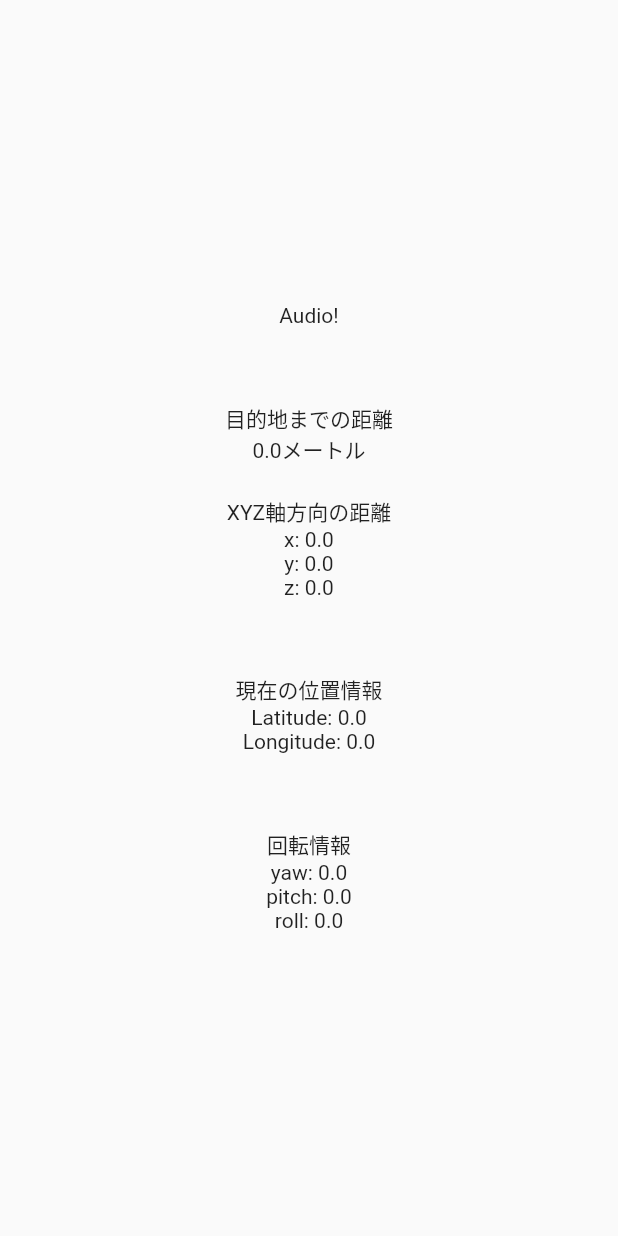
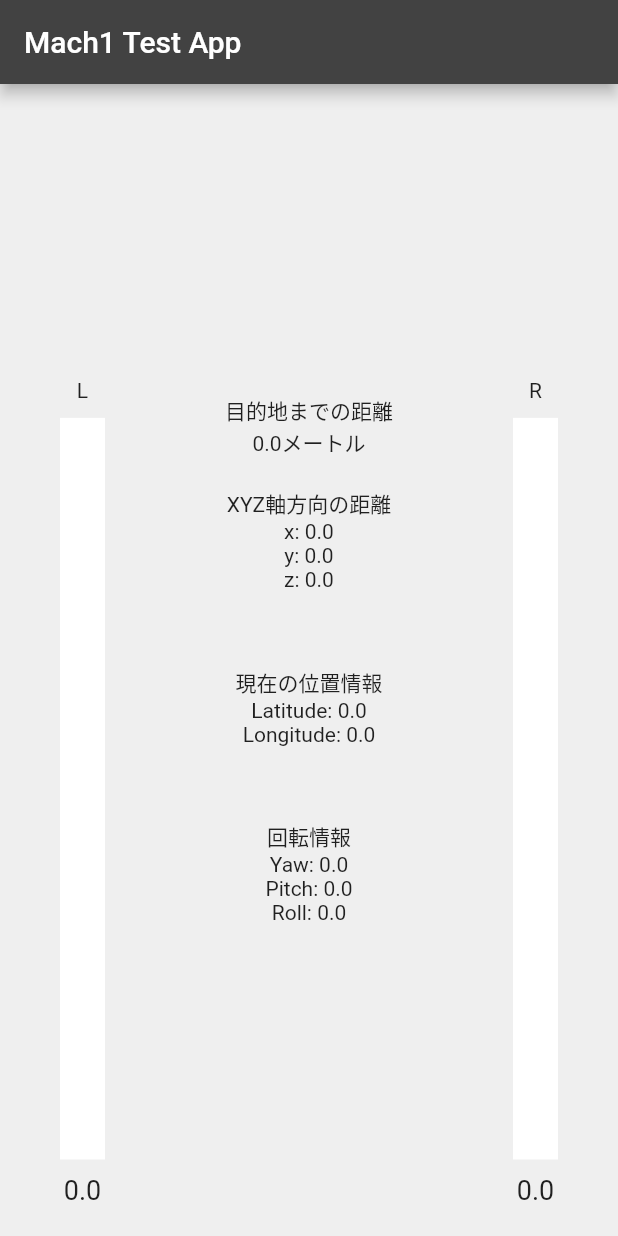
Before and after one commit to shin-shin-01/mach1_spatial_api, a Flutter app: the screen it shows after launch, on a phone screen of 412 x 824 dp. Run offline on Flutter 3.47's test engine with Material 2 defaults, Android fonts, the phone set to English and light mode, and no system bars; our stand-ins replace geolocator; missing offline and left inert: flutter_downloader.

Commit message:
update: アプリに音量情報を追加

```diff
--- a/lib/download_service.dart
+++ b/lib/download_service.dart
@@ -21,6 +21,7 @@ class DownloadService {
     FlutterDownloader.registerCallback(downloadCallback);
   }
 
+  // TODO: ここで正しく終了させる必要あるかも
   static void downloadCallback(
       String id, DownloadTaskStatus status, int progress) {
     final SendPort send =
--- a/lib/main.dart
+++ b/lib/main.dart
@@ -26,9 +26,11 @@ class MyApp extends StatelessWidget {
   @override
   Widget build(BuildContext context) {
     return MaterialApp(
-      title: 'Flutter Demo',
       theme: ThemeData(
-        primarySwatch: Colors.blue,
+        appBarTheme: AppBarTheme(
+          backgroundColor: Colors.grey.shade800,
+        ),
+        scaffoldBackgroundColor: const Color(0xFFEFEFEF),
       ),
       home: const MyHomePage(),
     );
@@ -61,6 +63,10 @@ class _MyHomePageState extends State<MyHomePage> {
   double latitude = 0.0;
   double longitude = 0.0;
 
+  // 音量
+  double leftVolume = 0.0;
+  double rightVolume = 0.0;
+
   final LocationSettings locationSettings =
       const LocationSettings(accuracy: LocationAccuracy.best);
 
@@ -82,7 +88,7 @@ class _MyHomePageState extends State<MyHomePage> {
 
       Timer.periodic(
         const Duration(seconds: 2),
-        (_) async => await _getCameraRotation(),
+        (_) async => await _getCurrentValue(),
       );
     });
   }
@@ -117,24 +123,17 @@ class _MyHomePageState extends State<MyHomePage> {
     }
   }
 
-  // Future<void> _stopAudio() async {
-  //   print("startMethod: _stopAudio");
-  //   try {
-  //     await platform.invokeMethod('stopAudio');
-  //   } on PlatformException catch (e) {
-  //     print(e);
-  //   }
-  // }
-
-  Future<void> _getCameraRotation() async {
-    print("startMethod: _getCameraRotation");
+  Future<void> _getCurrentValue() async {
+    print("startMethod: _getCurrentValue");
     try {
-      final rotation = await platform.invokeMethod('getCameraRotation');
+      final value = await platform.invokeMethod('getCurrentValue');
 
       setState(() {
-        yaw = rotation["yaw"] as double;
-        pitch = rotation["pitch"] as double;
-        roll = rotation["roll"] as double;
+        yaw = value["yaw"] as double;
+        pitch = value["pitch"] as double;
+        roll = value["roll"] as double;
+        leftVolume = value["leftVolume"] as double;
+        rightVolume = value["rightVolume"] as double;
       });
     } on PlatformException catch (e) {
       print(e);
@@ -144,22 +143,59 @@ class _MyHomePageState extends State<MyHomePage> {
   @override
   Widget build(BuildContext context) {
     return Scaffold(
+      appBar: AppBar(
+        title: const Text("Mach1 Test App"),
+      ),
       body: Center(
-        child: Column(
+        child: Row(
+          mainAxisAlignment: MainAxisAlignment.spaceAround,
+          crossAxisAlignment: CrossAxisAlignment.center,
+          children: <Widget>[
+            // 左の音量をグラフ化
+            volBarGraph("L", leftVolume),
+            // 統計情報を掲載
+            informationWidget(),
+            // 右の音量をグラフ化
+            volBarGraph("R", rightVolume),
+          ],
+        ),
+      ),
+    );
+  }
+
+  /// 音量を示す棒グラフ
+  Widget volBarGraph(String lr, double volume) {
+    Size size = MediaQuery.of(context).size;
+    double volumeFixed = double.parse((volume).toStringAsFixed(2));
+
+    return Column(
+      mainAxisAlignment: MainAxisAlignment.end,
+      crossAxisAlignment: CrossAxisAlignment.center,
+      children: [
+        Text(lr),
+        const SizedBox(height: 10),
+        Container(
+          color: Colors.white,
+          width: 30,
+          height: size.height * 0.6 * (1 - volume),
+        ),
+        Container(
+          color: Colors.blue,
+          width: 30,
+          height: size.height * 0.6 * volume,
+        ),
+        const SizedBox(height: 10),
+        Text("$volumeFixed", style: const TextStyle(fontSize: 18)),
+        const SizedBox(height: 20),
+      ],
+    );
+  }
+
+  /// 統計情報を掲載
+  Widget informationWidget() {
+    return Column(
       mainAxisAlignment: MainAxisAlignment.center,
       children: <Widget>[
-            const Text(
-              'Audio!',
-            ),
-            // ElevatedButton(
-            //   child: const Text('playAudio'),
-            //   onPressed: _startAudio,
-            // ),
-            // ElevatedButton(
-            //   child: const Text('stopAudio'),
-            //   onPressed: _stopAudio,
-            // ),
-            const SizedBox(height: 50),
         const Text("目的地までの距離"),
         Text('$distanceメートル'),
         const SizedBox(height: 20),
@@ -173,12 +209,10 @@ class _MyHomePageState extends State<MyHomePage> {
         Text('Longitude: $longitude'),
         const SizedBox(height: 50),
         const Text("回転情報"),
-            Text('yaw: $yaw'),
-            Text('pitch: $pitch'),
-            Text('roll: $roll'),
+        Text('Yaw: $yaw'),
+        Text('Pitch: $pitch'),
+        Text('Roll: $roll'),
       ],
-        ),
-      ),
     );
   }
 
```
Also changed, not shown: 2 other files. Lines whose indentation alone changed are shown as unchanged.
